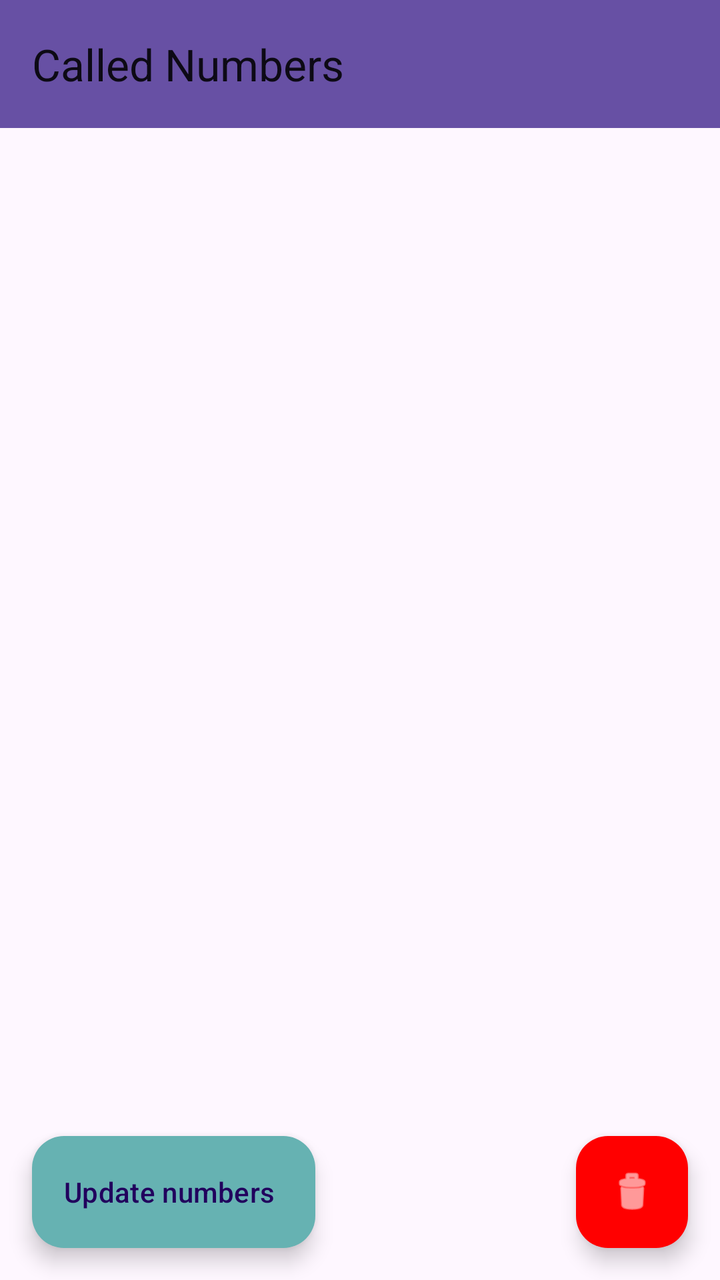
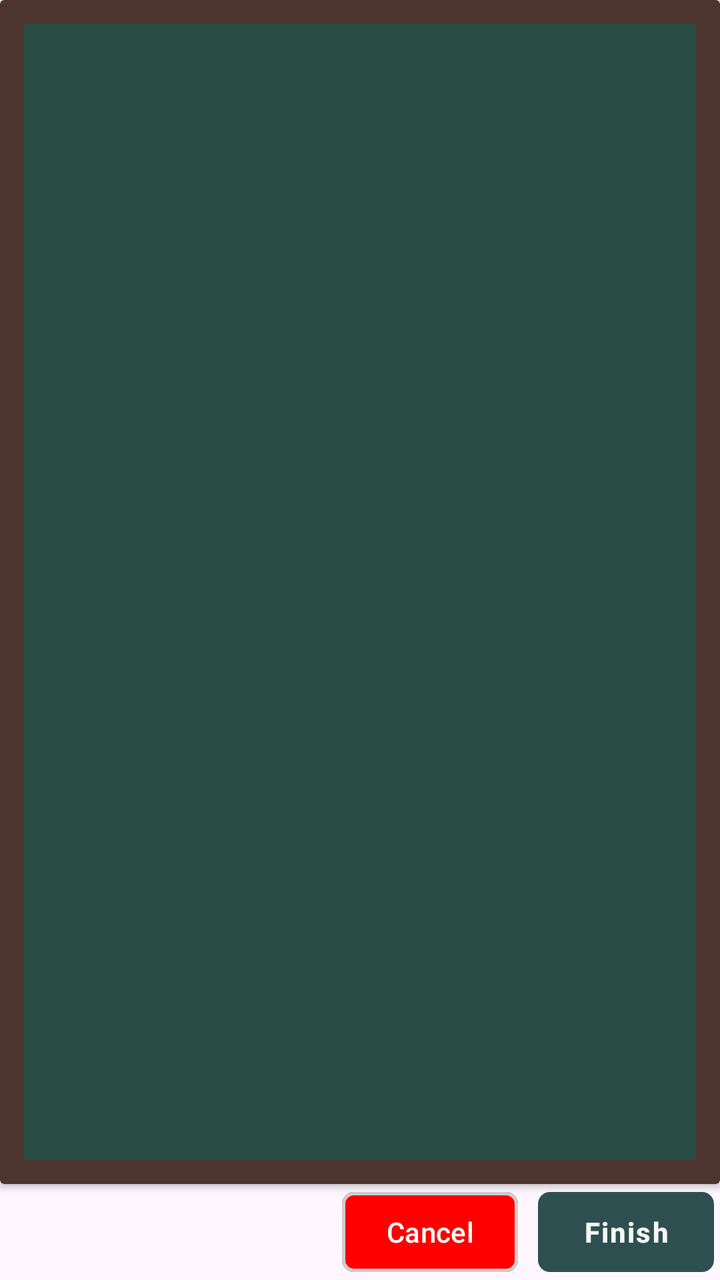

Two renders of the same Android screen: before a commit and after it. Below are the layout's source before the change and the commit's diff.
<!-- AndroidManifest.xml: application theme Theme.BingoApp -->
<!-- res/layout/activity_numbers_manager.xml -->
<?xml version="1.0" encoding="utf-8"?>
<androidx.coordinatorlayout.widget.CoordinatorLayout
    xmlns:android="http://schemas.android.com/apk/res/android"
    xmlns:app="http://schemas.android.com/apk/res-auto"
    android:layout_width="match_parent"
    android:layout_height="match_parent">

    <com.google.android.material.appbar.AppBarLayout
        android:layout_width="match_parent"
        android:layout_height="wrap_content"
        android:theme="@style/ThemeOverlay.AppCompat.DayNight.ActionBar">

        <androidx.appcompat.widget.Toolbar
            android:id="@+id/toolbar"
            android:layout_width="match_parent"
            android:layout_height="?attr/actionBarSize"
            android:background="?attr/colorPrimary"
            app:title="Called Numbers"
            app:popupTheme="@style/ThemeOverlay.Material3.Light" />

    </com.google.android.material.appbar.AppBarLayout>

    <androidx.recyclerview.widget.RecyclerView
        android:id="@+id/rv_numbers"
        android:layout_width="match_parent"
        android:layout_height="match_parent"
        app:layoutManager="androidx.recyclerview.widget.LinearLayoutManager"
        app:layout_behavior="@string/appbar_scrolling_view_behavior"
        android:padding="8dp"
        android:clipToPadding="false" />

    <com.google.android.material.floatingactionbutton.FloatingActionButton
        android:id="@+id/btnUpdate"
        android:layout_width="wrap_content"
        android:layout_height="wrap_content"
        android:layout_gravity="bottom|end"
        android:layout_margin="16dp"
        android:src="@android:drawable/ic_menu_delete"
        app:tint="@android:color/white"
        app:backgroundTint="@color/red_600"
        android:onClick="onClickFinish"
        android:contentDescription="Clear all" />

    <com.google.android.material.floatingactionbutton.ExtendedFloatingActionButton
        android:id="@+id/fab_clear_all"
        android:layout_width="wrap_content"
        android:layout_height="wrap_content"
        android:layout_gravity="bottom"
        android:layout_margin="16dp"
        app:tint="@android:color/white"
        app:backgroundTint="@color/teal_600"
        android:text="Update numbers"
        android:onClick="onClickFinish"
        android:contentDescription="Update numbers" />


</androidx.coordinatorlayout.widget.CoordinatorLayout>
<!-- resources referenced by this layout -->
<resources>
  <color name="red_600">#FF0000</color>
  <color name="teal_600">#66B2B2</color>
  <style name="Theme.BingoApp" parent="Base.Theme.BingoApp" />
  <style name="Base.Theme.BingoApp" parent="Theme.Material3.DayNight.NoActionBar">
          
          
      </style>
</resources>

<!-- the commit's change to res/layout/activity_numbers_manager.xml (unified diff, before → after) -->
@@ -4,54 +4,66 @@
     xmlns:app="http://schemas.android.com/apk/res-auto"
     android:layout_width="match_parent"
     android:layout_height="match_parent">
+    <LinearLayout
+        android:layout_width="match_parent"
+        android:layout_height="match_parent"
+        android:orientation="vertical">
 
-    <com.google.android.material.appbar.AppBarLayout
+    <androidx.cardview.widget.CardView
+        android:layout_width="match_parent"
+        android:layout_height="0dp"
+        android:layout_weight="1"
+        app:contentPadding="12dp"
+        app:cardBackgroundColor="#4E342E">
+
+        <GridView
+            android:id="@+id/numbersGrid"
+            android:layout_width="match_parent"
+            android:layout_height="match_parent"
+            android:background="@color/black_board"
+            android:padding="4dp"></GridView>
+    </androidx.cardview.widget.CardView>
+
+    <LinearLayout
         android:layout_width="match_parent"
         android:layout_height="wrap_content"
-        android:theme="@style/ThemeOverlay.AppCompat.DayNight.ActionBar">
+        android:gravity="end" >
 
-        <androidx.appcompat.widget.Toolbar
-            android:id="@+id/toolbar"
-            android:layout_width="match_parent"
-            android:layout_height="?attr/actionBarSize"
-            android:background="?attr/colorPrimary"
-            app:title="Called Numbers"
-            app:popupTheme="@style/ThemeOverlay.Material3.Light" />
+        <com.google.android.material.button.MaterialButton
+            android:id="@+id/btnCancel"
+            android:layout_width="wrap_content"
+            android:layout_height="match_parent"
+            android:layout_marginStart="10dp"
+            android:layout_marginEnd="10dp"
+            android:paddingStart="20dp"
+            android:paddingTop="10dp"
+            android:paddingEnd="20dp"
+            android:paddingBottom="10dp"
+            android:text="Cancel"
+            android:textColor="@color/white"
+            app:backgroundTint="@color/red_600"
+            app:cornerRadius="6dp"
+            app:elevation="0dp"
+            app:strokeColor="@color/chalk_outline"
+            app:strokeWidth="1.5dp" />
 
-    </com.google.android.material.appbar.AppBarLayout>
+        <com.google.android.material.button.MaterialButton
+            android:id="@+id/btnFinish"
+            android:layout_width="wrap_content"
+            android:layout_height="wrap_content"
+            android:text="Finish"
+            android:textColor="@color/chalk_text"
+            android:textStyle="bold"
+            android:letterSpacing="0.05"
+            app:backgroundTint="@color/chalk_green"
+            app:cornerRadius="6dp"
+            app:elevation="0dp"
+            android:paddingStart="20dp"
+            android:paddingEnd="20dp"
+            android:paddingTop="10dp"
+            android:paddingBottom="10dp"
+            android:layout_marginEnd="3dp" />
 
-    <androidx.recyclerview.widget.RecyclerView
-        android:id="@+id/rv_numbers"
-        android:layout_width="match_parent"
-        android:layout_height="match_parent"
-        app:layoutManager="androidx.recyclerview.widget.LinearLayoutManager"
-        app:layout_behavior="@string/appbar_scrolling_view_behavior"
-        android:padding="8dp"
-        android:clipToPadding="false" />
-
-    <com.google.android.material.floatingactionbutton.FloatingActionButton
-        android:id="@+id/btnUpdate"
-        android:layout_width="wrap_content"
-        android:layout_height="wrap_content"
-        android:layout_gravity="bottom|end"
-        android:layout_margin="16dp"
-        android:src="@android:drawable/ic_menu_delete"
-        app:tint="@android:color/white"
-        app:backgroundTint="@color/red_600"
-        android:onClick="onClickFinish"
-        android:contentDescription="Clear all" />
-
-    <com.google.android.material.floatingactionbutton.ExtendedFloatingActionButton
-        android:id="@+id/fab_clear_all"
-        android:layout_width="wrap_content"
-        android:layout_height="wrap_content"
-        android:layout_gravity="bottom"
-        android:layout_margin="16dp"
-        app:tint="@android:color/white"
-        app:backgroundTint="@color/teal_600"
-        android:text="Update numbers"
-        android:onClick="onClickFinish"
-        android:contentDescription="Update numbers" />
-
-
+    </LinearLayout>
+    </LinearLayout>
 </androidx.coordinatorlayout.widget.CoordinatorLayout>
<!-- resource entries referenced after the edit -->
@@ -1,7 +1,11 @@
 <!-- resources referenced by this layout -->
 <resources>
+  <color name="black_board">#274c43</color>
+  <color name="chalk_green">#2E4F4F</color>
+  <color name="chalk_outline">#CFCFCF</color>
+  <color name="chalk_text">#F5F5F5</color>
   <color name="red_600">#FF0000</color>
-  <color name="teal_600">#66B2B2</color>
+  <color name="white">#FFFFFFFF</color>
   <style name="Theme.BingoApp" parent="Base.Theme.BingoApp" />
   <style name="Base.Theme.BingoApp" parent="Theme.Material3.DayNight.NoActionBar">
           
